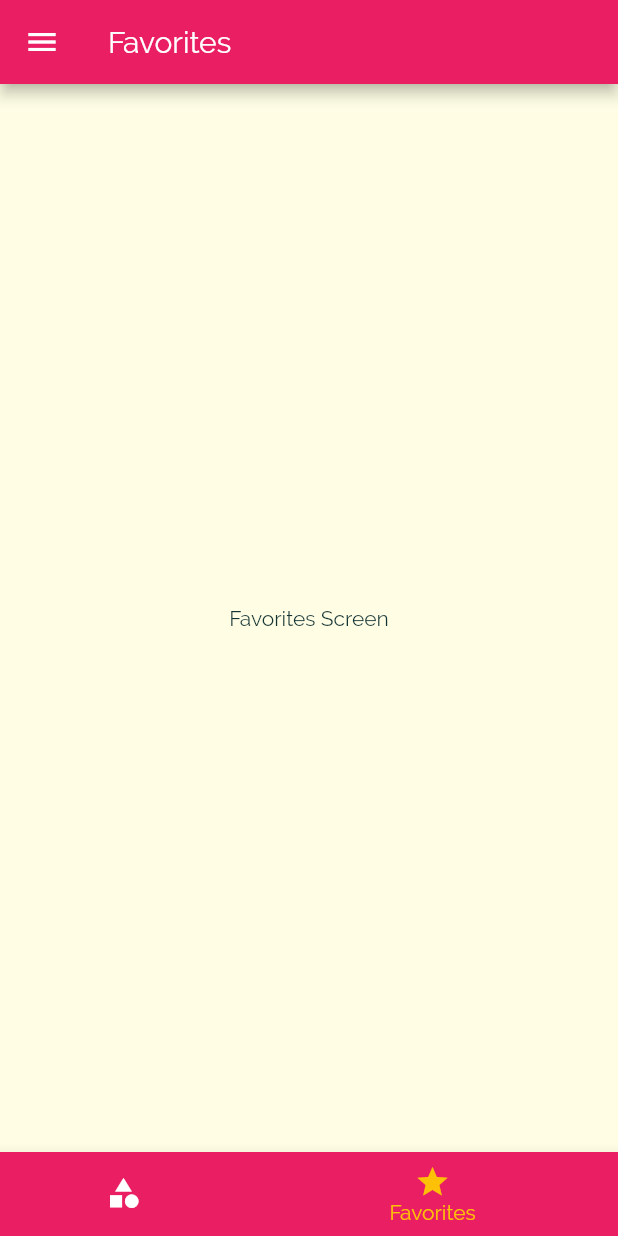
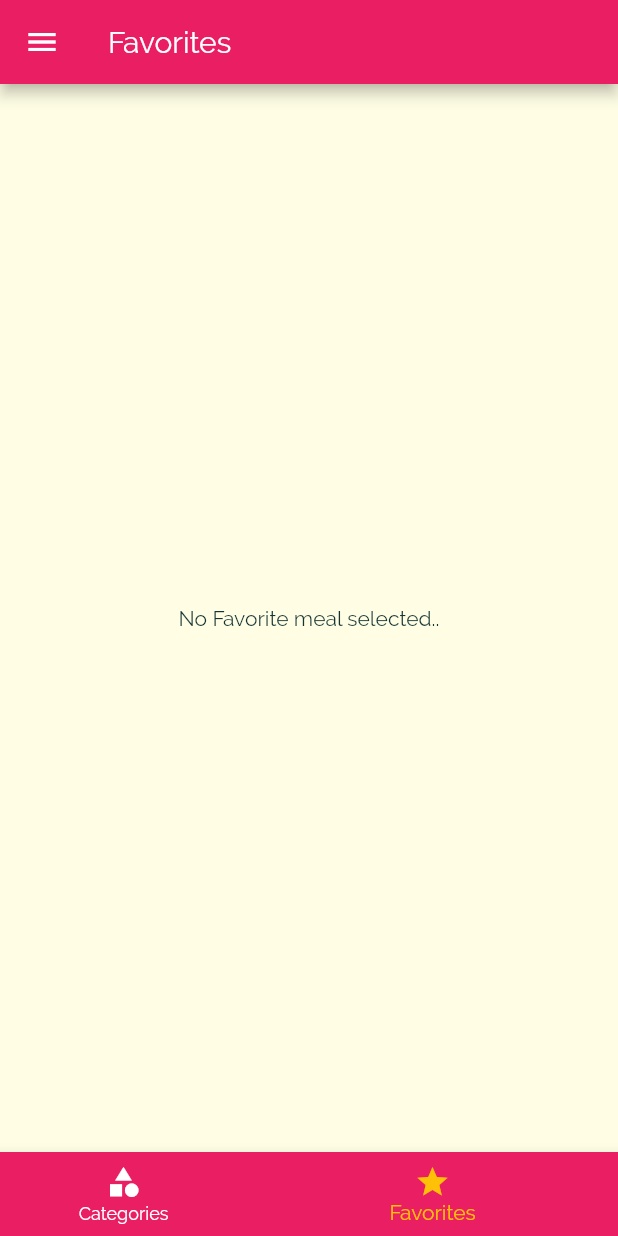
Before and after one commit to lordvidex/Meals-App, a Flutter app: the screen it shows after launch, item 2 of the bottom bar chosen, on a phone screen of 412 x 824 dp. Run offline on Flutter 3.47's test engine with Material 2 defaults, Android fonts, the phone set to English and light mode, and no system bars.

Commit message:
Favorites page completed, but {problem toggling favorite from the favScreen}

```diff
--- a/lib/main.dart
+++ b/lib/main.dart
@@ -17,6 +17,8 @@ class MyApp extends StatefulWidget {
 }
 
 class _MyAppState extends State<MyApp> {
+  //FILTERS********
+
   List<Meal> filteredMeals = DUMMY_MEALS;
   Map<String, bool> _filters = {
     'vegan': false,
@@ -47,6 +49,27 @@ class _MyAppState extends State<MyApp> {
     });
   }
 
+//**************FILTERS
+//FAVORITES**********
+  List<Meal> favoriteMeals = [];
+  void _toggleFavoriteMeal(String mealId) {
+    final favMealIndex = favoriteMeals.indexWhere((meal) {
+      return meal.id == mealId;
+    });
+    setState(() {
+      (favMealIndex >= 0)
+          ? favoriteMeals.removeAt(favMealIndex)
+          : favoriteMeals
+              .add(DUMMY_MEALS.firstWhere((meal) => meal.id == mealId));
+    });
+  }
+
+  bool _isFavorite(String mealId) {
+    return favoriteMeals
+        .contains(DUMMY_MEALS.firstWhere((meal) => meal.id == mealId));
+  }
+
+//********* FAVORITES
   @override
   Widget build(BuildContext context) {
     return MaterialApp(
@@ -74,9 +97,10 @@ class _MyAppState extends State<MyApp> {
 
       // home: CategoriesScreen(),
       routes: {
-        '/': (ctx) => TabsScreen(),
+        '/': (ctx) => TabsScreen(favoriteMeals),
         CategoryDetails.routeName: (ctx) => CategoryDetails(filteredMeals),
-        MealDetailsScreen.routeName: (ctx) => MealDetailsScreen(),
+        MealDetailsScreen.routeName: (ctx) =>
+            MealDetailsScreen(_isFavorite, _toggleFavoriteMeal),
         FiltersScreen.routeName: (ctx) =>
             FiltersScreen(filters: _filters, setFilters: _setFilters),
       },
--- a/lib/screens/category_meals_favorites_screen.dart
+++ b/lib/screens/category_meals_favorites_screen.dart
@@ -1,10 +1,30 @@
 import 'package:flutter/material.dart';
 
+import '../models/meal.dart';
+import '../widgets/meal_item.dart';
+
 class FavoritesScreen extends StatelessWidget {
+  final List<Meal> favoriteMeals;
+  const FavoritesScreen(this.favoriteMeals);
   @override
   Widget build(BuildContext context) {
-    return Container(
-      child: Center(child: Text('Favorites Screen')),
-    );
+    return favoriteMeals.isEmpty
+        ? Container(
+            child:
+                //TODO: complete with empty view screen
+                Center(child: Text('No Favorite meal selected..',style:Theme.of(context).textTheme.body1)),
+          )
+        : ListView.builder(
+            itemCount: favoriteMeals.length,
+            itemBuilder: (ctx, index) {
+              return MealItem(
+                id: favoriteMeals[index].id,
+                title: favoriteMeals[index].title,
+                affordability: favoriteMeals[index].affordability,
+                complexity: favoriteMeals[index].complexity,
+                duration: favoriteMeals[index].duration,
+                imageUrl: favoriteMeals[index].imageUrl,
+              );
+            });
   }
 }
--- a/lib/screens/tabs_screen.dart
+++ b/lib/screens/tabs_screen.dart
@@ -3,24 +3,34 @@ import 'package:flutter/material.dart';
 import './categories_screen.dart';
 import './category_meals_favorites_screen.dart';
 import '../widgets/main_drawer.dart';
+import '../models/meal.dart';
 
 class TabsScreen extends StatefulWidget {
+  final List<Meal>favoriteMeals;
+
+  const TabsScreen(this.favoriteMeals);
+
   @override
   _TabsScreenState createState() => _TabsScreenState();
 }
 
 class _TabsScreenState extends State<TabsScreen> {
   var _currentIndex = 0;
-  final List<Map<String, Object>> _tabs = [
+  List<Map<String, Object>> _tabs;
+  @override
+  void initState() {
+    _tabs = [
     {
       'page': CategoriesScreen(),
       'title': 'Categories',
     },
     {
-      'page': FavoritesScreen(),
+      'page': FavoritesScreen(widget.favoriteMeals),
       'title': 'Favorites',
     },
   ];
+    super.initState();
+  }
   void _tabClicked(int index) {
     setState(() {
       _currentIndex = index;
@@ -50,6 +60,7 @@ class _TabsScreenState extends State<TabsScreen> {
         currentIndex: _currentIndex,
         onTap: _tabClicked,
         type: BottomNavigationBarType.shifting,
+        showUnselectedLabels: true,
         selectedItemColor: Theme.of(context).accentColor,
         unselectedItemColor: Colors.white,
       ),
```
Also changed, not shown: lib/screens/category_meals_details_screen.dart (+17 -5 lines), lib/screens/category_meals_screen.dart (+0 -7 lines), lib/widgets/meal_item.dart (+1 -7 lines).
